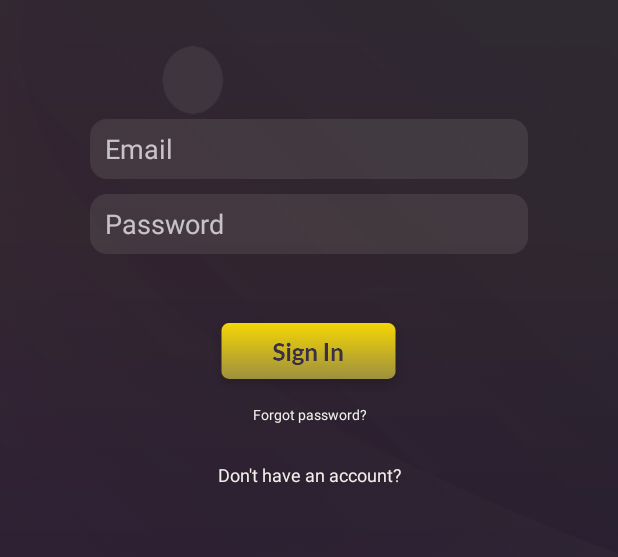
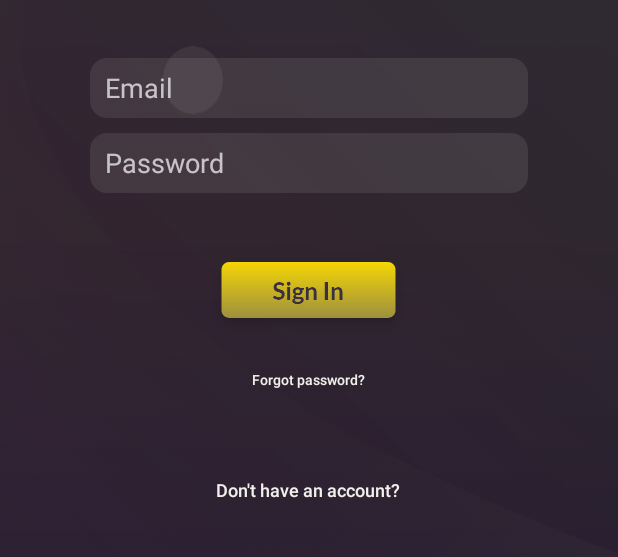
Before and after one commit to bjohnso/RHDigital, an Android app: the layout sign_in_layout.xml on its own in the app's theme, with its tools: preview values and no code run, on a phone screen of 412 x 824 dp, the part 585-1142 px from its top. Run offline under Robolectric (Android 15) with nearby library versions, the phone set to English and light mode, and no system bars.

Commit message:
Implemented User Authentication using Email/Password Strategy for Firebase, Implemented Glide Library for caching Images from Firebase Cloud, Integrated UI Handler functionality for handling Submit Button Disables and Reenables intervalically

```diff
--- a/app/src/main/AndroidManifest.xml
+++ b/app/src/main/AndroidManifest.xml
@@ -7,7 +7,8 @@
         android:label="@string/app_name"
         android:supportsRtl="true"
         android:theme="@style/Theme.AppCompat.NoActionBar">
-        <activity android:name="com.rhdigital.rhclient.activities.splash.SplashActivity">
+        <activity android:name="com.rhdigital.rhclient.activities.splash.SplashActivity"
+          android:screenOrientation="portrait">
             <intent-filter>
                 <action android:name="android.intent.action.MAIN" />
 
@@ -15,7 +16,8 @@
             </intent-filter>
         </activity>
 
-        <activity android:name="com.rhdigital.rhclient.activities.auth.AuthActivity"/>
+        <activity android:name="com.rhdigital.rhclient.activities.auth.AuthActivity"
+          android:screenOrientation="portrait"/>
 
         <activity android:name="com.rhdigital.rhclient.activities.courses.CoursesActivity"
             android:screenOrientation="portrait"/>
--- a/app/src/main/java/com/rhdigital/rhclient/activities/courses/fragments/DiscoverCoursesFragment.java
+++ b/app/src/main/java/com/rhdigital/rhclient/activities/courses/fragments/DiscoverCoursesFragment.java
@@ -57,5 +57,4 @@ public class DiscoverCoursesFragment extends Fragment {
         courseViewModel.getAllCourses().observe(getActivity(), courseObserver);
         return view;
     }
-
 }
--- a/app/src/main/java/com/rhdigital/rhclient/activities/splash/SplashActivity.java
+++ b/app/src/main/java/com/rhdigital/rhclient/activities/splash/SplashActivity.java
@@ -5,6 +5,8 @@ import androidx.appcompat.app.AppCompatActivity;
 import android.content.Intent;
 import android.os.Bundle;
 
+import com.rhdigital.rhclient.R;
+import com.rhdigital.rhclient.activities.auth.AuthActivity;
 import com.rhdigital.rhclient.activities.courses.CoursesActivity;
 
 public class SplashActivity extends AppCompatActivity {
@@ -12,7 +14,8 @@ public class SplashActivity extends AppCompatActivity {
     @Override
     protected void onCreate(Bundle savedInstanceState) {
         super.onCreate(savedInstanceState);
-        Intent intent = new Intent(this, CoursesActivity.class);
+        setContentView(R.layout.activity_auth);
+        Intent intent = new Intent(this, AuthActivity.class);
         this.startActivity(intent);
     }
 }
--- a/app/src/main/java/com/rhdigital/rhclient/database/RHDatabase.java
+++ b/app/src/main/java/com/rhdigital/rhclient/database/RHDatabase.java
@@ -102,8 +102,6 @@ public abstract class RHDatabase extends RoomDatabase {
                 doc.get("videoURL").toString()
               )
             );
-            Log.d("Firestore", "Course: " + doc.getId());
-            Log.d("Firestore", "Course: " + doc.getData().toString());
           }
 
           for (QueryDocumentSnapshot doc : fireStoreData[1]) {
@@ -115,10 +113,7 @@ public abstract class RHDatabase extends RoomDatabase {
                 doc.get("courseId").toString()
               )
             );
-            Log.d("Firestore", "Workbook: " + doc.getId());
-            Log.d("Firestore", "Workbook: " + doc.getData().toString());
           }
-
           return null;
         }
     }
--- a/app/src/main/res/layout/sign_in_layout.xml
+++ b/app/src/main/res/layout/sign_in_layout.xml
@@ -1,11 +1,9 @@
 <?xml version="1.0" encoding="utf-8"?>
 <androidx.constraintlayout.widget.ConstraintLayout xmlns:android="http://schemas.android.com/apk/res/android"
     xmlns:app="http://schemas.android.com/apk/res-auto"
-    xmlns:tools="http://schemas.android.com/tools"
     android:layout_width="match_parent"
     android:layout_height="match_parent"
-    android:background="@drawable/background"
-    >
+    android:background="@drawable/background">
 
     <ImageView
         android:id="@+id/imageView"
@@ -21,12 +19,13 @@
   <androidx.core.widget.NestedScrollView
     android:layout_width="match_parent"
     android:layout_height="wrap_content"
+    android:layout_marginBottom="10dp"
     app:layout_constraintBottom_toBottomOf="parent"
     app:layout_constraintEnd_toEndOf="parent"
+    app:layout_constraintHorizontal_bias="1.0"
     app:layout_constraintStart_toStartOf="parent"
     app:layout_constraintTop_toBottomOf="@+id/imageView"
-        android:layout_marginBottom="10dp">
-
+    app:layout_constraintVertical_bias="0.4">
 
     <LinearLayout
       android:layout_width="match_parent"
@@ -40,58 +39,62 @@
         android:id="@+id/sign_in_email_input"
         android:layout_width="match_parent"
         android:layout_height="40dp"
-                android:hint="Email"
-                android:textColor="@color/offWhite"
+        android:layout_marginBottom="10dp"
         android:background="@drawable/rounded_grey_trans"
         android:drawablePadding="5dp"
+        android:hint="Email"
+        android:inputType="textEmailAddress"
         android:paddingStart="10dp"
-                android:layout_marginBottom="10dp"
-                android:inputType="textEmailAddress"/>
+        android:textColor="@color/offWhite" />
 
       <AutoCompleteTextView
         android:id="@+id/sign_in_password_input"
         android:layout_width="match_parent"
         android:layout_height="40dp"
-                android:hint="Password"
-                android:textColor="@color/offWhite"
+        android:layout_marginBottom="10dp"
         android:background="@drawable/rounded_grey_trans"
         android:drawablePadding="5dp"
+        android:hint="Password"
+        android:inputType="textPassword"
         android:paddingStart="10dp"
-                android:layout_marginBottom="10dp"
-                android:inputType="textPassword"/>
+        android:textColor="@color/offWhite" />
 
       <androidx.appcompat.widget.AppCompatButton
         android:id="@+id/sign_in_submit_btn"
+        style="@style/Base.Widget.AppCompat.Button.Borderless"
         android:layout_width="wrap_content"
         android:layout_height="wrap_content"
-                android:background="@drawable/sign_in_btn"
+        android:layout_gravity="center"
         android:layout_marginTop="30dp"
-                android:layout_gravity="center"
-                style="@style/Base.Widget.AppCompat.Button.Borderless"/>
+        android:background="@drawable/sign_in_btn" />
 
-            <TextView
+      <Button
         android:id="@+id/sign_in_reset_password_redirect_text"
-                android:layout_width="match_parent"
+        style="@style/Widget.AppCompat.Button.Borderless"
+        android:layout_width="wrap_content"
         android:layout_height="wrap_content"
         android:layout_marginTop="5dp"
         android:layout_marginBottom="20dp"
         android:text="Forgot password?"
         android:textAlignment="center"
+        android:textAllCaps="false"
         android:textColor="@color/offWhite"
-                android:textSize="9dp" />
+        android:textSize="9sp"
+        android:layout_gravity="center"/>
 
-            <TextView
+      <Button
         android:id="@+id/sign_in_sign_up_redirect_text"
-                android:layout_width="match_parent"
+        style="@style/Widget.AppCompat.Button.Borderless"
+        android:layout_width="wrap_content"
         android:layout_height="wrap_content"
-                android:text="Don't have an account?"
         android:layout_marginTop="5dp"
         android:layout_marginBottom="20dp"
+        android:text="Don't have an account?"
         android:textAlignment="center"
+        android:textAllCaps="false"
         android:textColor="@color/offWhite"
-                android:textSize="12dp"/>
-
+        android:textSize="12sp"
+        android:layout_gravity="center"/>
     </LinearLayout>
-
   </androidx.core.widget.NestedScrollView>
 </androidx.constraintlayout.widget.ConstraintLayout>
```
Also changed, not shown: app/build.gradle (+14 -9 lines), app/src/main/java/com/rhdigital/rhclient/activities/auth/AuthActivity.java (+70 -2 lines), app/src/main/java/com/rhdigital/rhclient/activities/auth/fragments/SignInFragment.java (+45 -2 lines), app/src/main/java/com/rhdigital/rhclient/activities/auth/fragments/SignUpFragment.java (+15 -0 lines), app/src/main/java/com/rhdigital/rhclient/activities/auth/listeners/SignInOnClickListener.java (added, +25 -0 lines), app/src/main/java/com/rhdigital/rhclient/activities/auth/listeners/SignInRedirectOnClickListener.java (added, +22 -0 lines), app/src/main/java/com/rhdigital/rhclient/activities/auth/listeners/SignUpOnClickListener.java (added, +24 -0 lines), app/src/main/java/com/rhdigital/rhclient/activities/auth/listeners/SignUpRedirectOnClickListener.java (added, +24 -0 lines), app/src/main/java/com/rhdigital/rhclient/ui/adapters/CoursesRecyclerViewAdapter.java (+20 -5 lines), app/src/main/java/com/rhdigital/rhclient/ui/adapters/WorkbooksRecyclerViewAdapter.java (+13 -3 lines), app/src/main/java/com/rhdigital/rhclient/util/GenericTimer.java (added, +31 -0 lines), app/src/main/java/com/rhdigital/rhclient/util/RemoteImageConnector.java (added, +55 -0 lines), app/src/main/res/layout/activity_splash.xml (added, +17 -0 lines), app/src/main/res/layout/sign_up_layout.xml (line endings or trailing spaces). Lines whose indentation alone changed are shown as unchanged.
